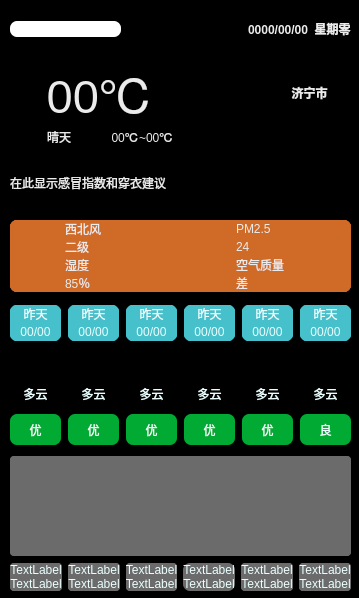
First picture: the form in Weather_Forecast/widget.ui, repository YRDF/Qt_Daily_Test, before the edit.
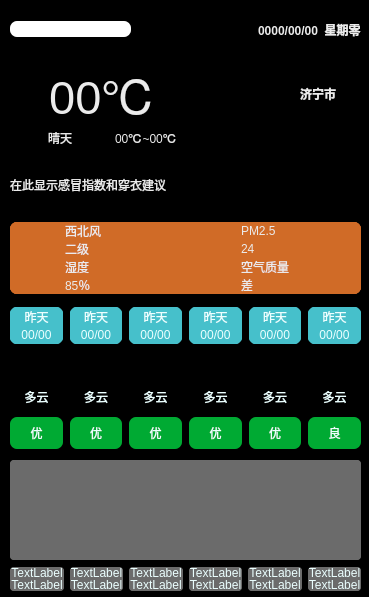
Second picture: the form after the edit. Icons and pictures are not drawn.

Diff of the .ui file:
```diff
--- a/Weather_Forecast/widget.ui
+++ b/Weather_Forecast/widget.ui
@@ -6,8 +6,8 @@
    <rect>
     <x>0</x>
     <y>0</y>
-    <width>359</width>
-    <height>598</height>
+    <width>369</width>
+    <height>597</height>
    </rect>
   </property>
   <property name="windowTitle">
@@ -22,7 +22,7 @@
     <rect>
      <x>10</x>
      <y>0</y>
-     <width>341</width>
+     <width>351</width>
      <height>591</height>
     </rect>
    </property>
@@ -1877,7 +1877,8 @@
     background-color:rgb(107,107,107);
     border-radius:7px;
     border-bottom-left-radius:0px;
-    border-bottom-right-radius:0px;</string>
+    border-bottom-right-radius:0px;
+	margin: -1px;</string>
                  </property>
                  <property name="text">
                   <string>TextLabel</string>
@@ -1894,7 +1895,8 @@
     background-color:rgb(107,107,107);
     border-radius:7px;
     border-top-left-radius:0px;
-    border-top-right-radius:0px;</string>
+    border-top-right-radius:0px;
+	margin: -1px;</string>
                  </property>
                  <property name="text">
                   <string>TextLabel</string>
```
